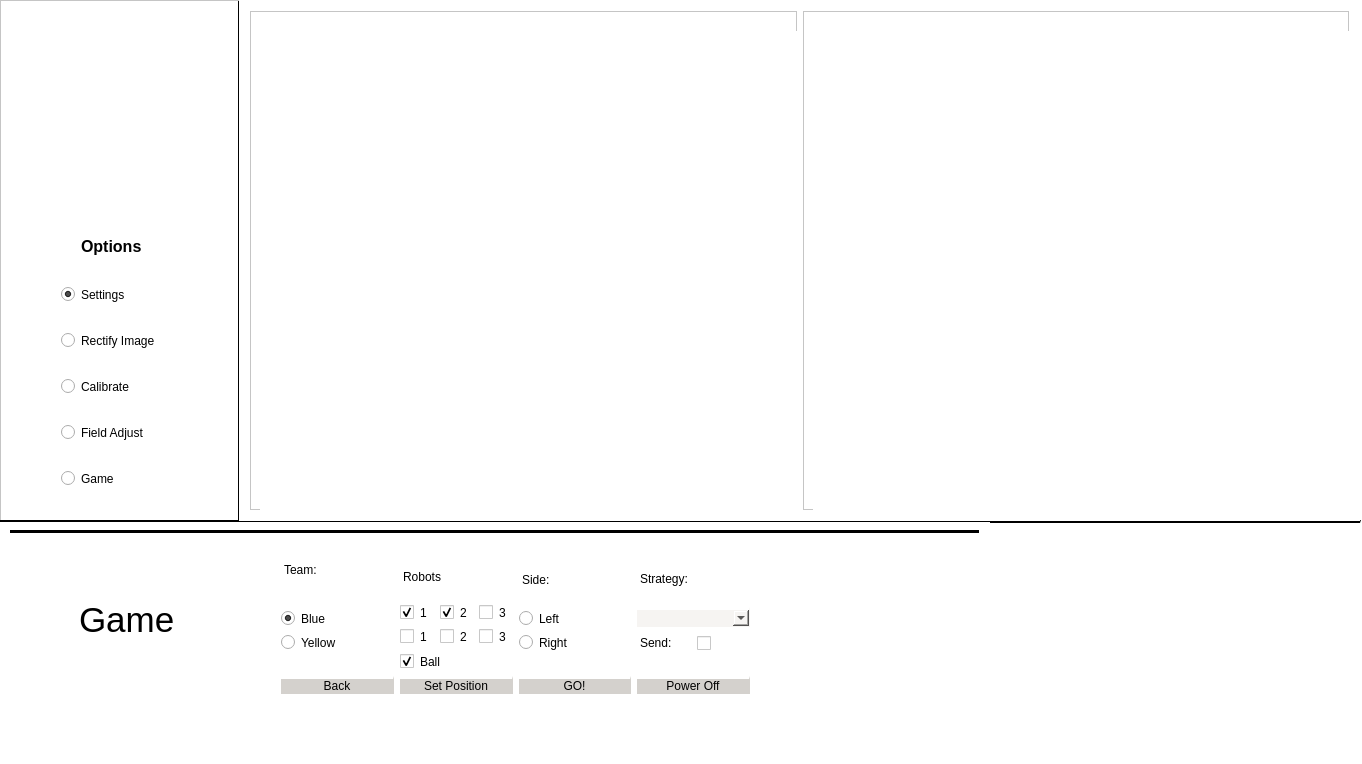
This is Interface/mainwindow.ui in psenna/RobokVSS_A as Qt 5 draws it before an edit. The edited form follows.
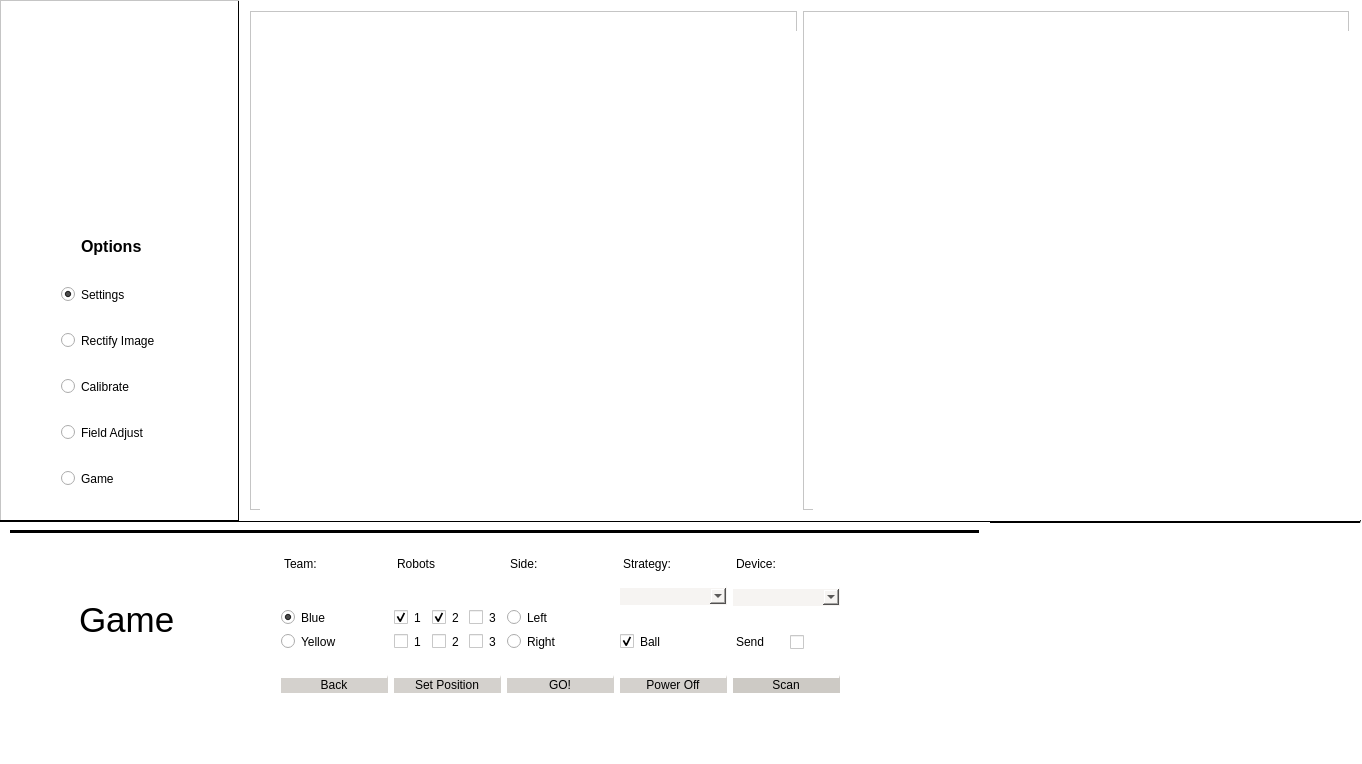
This is the edited form. The open tabs and pages were chosen to show the change. Icons and pictures are not drawn.

Commit message: Adicionado o serial.h e botão de scanner pros devices

Patch:
```diff
--- a/Interface/mainwindow.ui
+++ b/Interface/mainwindow.ui
@@ -1175,14 +1175,76 @@
            <rect>
             <x>260</x>
             <y>10</y>
-            <width>491</width>
-            <height>162</height>
+            <width>581</width>
+            <height>161</height>
            </rect>
           </property>
           <layout class="QGridLayout" name="gridLayout">
+           <item row="0" column="4">
+            <layout class="QVBoxLayout" name="verticalLayout_10">
+             <item alignment="Qt::AlignTop">
+              <widget class="QLabel" name="label_33">
+               <property name="text">
+                <string>Device: </string>
+               </property>
+              </widget>
+             </item>
+             <item>
+              <widget class="QComboBox" name="comboBoxdevicesgame">
+               <property name="styleSheet">
+                <string notr="true">background-color: rgb(246, 244, 242);</string>
+               </property>
+              </widget>
+             </item>
+             <item>
+              <spacer name="horizontalSpacer">
+               <property name="orientation">
+                <enum>Qt::Horizontal</enum>
+               </property>
+               <property name="sizeHint" stdset="0">
+                <size>
+                 <width>40</width>
+                 <height>20</height>
+                </size>
+               </property>
+              </spacer>
+             </item>
+             <item>
+              <layout class="QHBoxLayout" name="horizontalLayout_12">
+               <item>
+                <widget class="QLabel" name="label_26">
+                 <property name="text">
+                  <string>Send</string>
+                 </property>
+                </widget>
+               </item>
+               <item>
+                <widget class="QCheckBox" name="checkBox_8">
+                 <property name="text">
+                  <string/>
+                 </property>
+                </widget>
+               </item>
+              </layout>
+             </item>
+             <item>
+              <spacer name="horizontalSpacer_4">
+               <property name="orientation">
+                <enum>Qt::Horizontal</enum>
+               </property>
+               <property name="sizeHint" stdset="0">
+                <size>
+                 <width>40</width>
+                 <height>20</height>
+                </size>
+               </property>
+              </spacer>
+             </item>
+            </layout>
+           </item>
            <item row="0" column="2">
             <layout class="QVBoxLayout" name="verticalLayout_12">
-             <item>
+             <item alignment="Qt::AlignTop">
               <widget class="QLabel" name="label_24">
                <property name="text">
                 <string>Side:</string>
@@ -1223,26 +1285,13 @@
            </item>
            <item row="0" column="0">
             <layout class="QVBoxLayout" name="verticalLayout_8">
-             <item>
+             <item alignment="Qt::AlignTop">
               <widget class="QLabel" name="label_22">
                <property name="text">
                 <string>Team:</string>
                </property>
               </widget>
              </item>
-             <item>
-              <spacer name="horizontalSpacer_16">
-               <property name="orientation">
-                <enum>Qt::Horizontal</enum>
-               </property>
-               <property name="sizeHint" stdset="0">
-                <size>
-                 <width>40</width>
-                 <height>20</height>
-                </size>
-               </property>
-              </spacer>
-             </item>
              <item>
               <widget class="QRadioButton" name="radioButton_14">
                <property name="text">
@@ -1277,7 +1326,7 @@
            </item>
            <item row="0" column="3">
             <layout class="QVBoxLayout" name="verticalLayout_13">
-             <item>
+             <item alignment="Qt::AlignTop">
               <widget class="QLabel" name="label_25">
                <property name="text">
                 <string>Strategy:</string>
@@ -1292,25 +1341,30 @@
               </widget>
              </item>
              <item>
-              <layout class="QHBoxLayout" name="horizontalLayout_12">
-               <item>
-                <widget class="QLabel" name="label_26">
-                 <property name="text">
-                  <string>Send:</string>
-                 </property>
-                </widget>
-               </item>
-               <item>
-                <widget class="QCheckBox" name="checkBox_8">
-                 <property name="text">
-                  <string/>
-                 </property>
-                </widget>
-               </item>
-              </layout>
+              <spacer name="horizontalSpacer_2">
+               <property name="orientation">
+                <enum>Qt::Horizontal</enum>
+               </property>
+               <property name="sizeHint" stdset="0">
+                <size>
+                 <width>40</width>
+                 <height>20</height>
+                </size>
+               </property>
+              </spacer>
              </item>
              <item>
-              <spacer name="horizontalSpacer_20">
+              <widget class="QCheckBox" name="checkBox_7">
+               <property name="text">
+                <string>Ball</string>
+               </property>
+               <property name="checked">
+                <bool>true</bool>
+               </property>
+              </widget>
+             </item>
+             <item>
+              <spacer name="horizontalSpacer_3">
                <property name="orientation">
                 <enum>Qt::Horizontal</enum>
                </property>
@@ -1326,7 +1380,7 @@
            </item>
            <item row="0" column="1">
             <layout class="QVBoxLayout" name="verticalLayout_11">
-             <item>
+             <item alignment="Qt::AlignTop">
               <widget class="QLabel" name="label_23">
                <property name="text">
                 <string>Robots</string>
@@ -1391,16 +1445,6 @@
              </item>
              <item>
               <layout class="QHBoxLayout" name="horizontalLayout_15">
-               <item>
-                <widget class="QCheckBox" name="checkBox_7">
-                 <property name="text">
-                  <string>Ball</string>
-                 </property>
-                 <property name="checked">
-                  <bool>true</bool>
-                 </property>
-                </widget>
-               </item>
                <item>
                 <spacer name="horizontalSpacer_18">
                  <property name="orientation">
@@ -1467,6 +1511,16 @@
              </property>
             </widget>
            </item>
+           <item row="1" column="4">
+            <widget class="QPushButton" name="buttonScanDevices">
+             <property name="styleSheet">
+              <string notr="true">background-color: rgb(205, 202, 197);</string>
+             </property>
+             <property name="text">
+              <string>Scan</string>
+             </property>
+            </widget>
+           </item>
           </layout>
          </widget>
         </widget>
```
Left out of the diff: 14 changed lines with no effect on the pictures. The commit also changes 6 other files.
